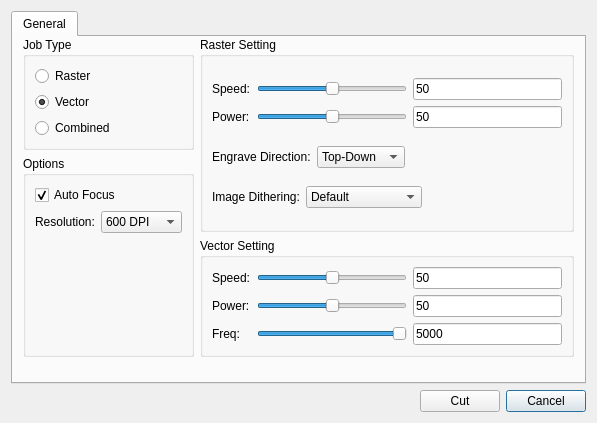
First picture: the form in src/gui/LaserDialog.ui, repository kallaballa/ctrl-cut, before the edit.
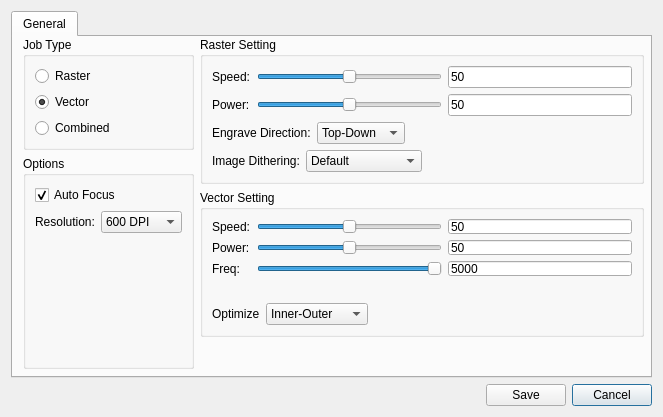
Second picture: the form after the edit.

```diff
--- a/src/gui/LaserDialog.ui
+++ b/src/gui/LaserDialog.ui
@@ -6,8 +6,8 @@
    <rect>
     <x>0</x>
     <y>0</y>
-    <width>597</width>
-    <height>423</height>
+    <width>663</width>
+    <height>417</height>
    </rect>
   </property>
   <property name="windowTitle">
@@ -28,8 +28,8 @@
         <rect>
          <x>10</x>
          <y>0</y>
-         <width>551</width>
-         <height>320</height>
+         <width>621</width>
+         <height>332</height>
         </rect>
        </property>
        <layout class="QGridLayout" name="gridLayout_3">
@@ -239,7 +239,7 @@
           </layout>
          </widget>
         </item>
-        <item row="1" column="0" rowspan="2">
+        <item row="1" column="0" rowspan="3">
          <widget class="QGroupBox" name="groupBox_4">
           <property name="title">
            <string>Options</string>
@@ -319,8 +319,8 @@
           <property name="title">
            <string>Vector Setting</string>
           </property>
-          <layout class="QVBoxLayout" name="verticalLayout_2">
-           <item>
+          <layout class="QFormLayout" name="formLayout">
+           <item row="0" column="0" colspan="2">
             <layout class="QGridLayout" name="gridLayout">
              <item row="0" column="0">
               <widget class="QLabel" name="label_5">
@@ -411,6 +411,52 @@
              </item>
             </layout>
            </item>
+           <item row="1" column="0" colspan="2">
+            <layout class="QHBoxLayout" name="horizontalLayout_5">
+             <item>
+              <widget class="QLabel" name="label_9">
+               <property name="text">
+                <string>Optimize</string>
+               </property>
+              </widget>
+             </item>
+             <item>
+              <widget class="QComboBox" name="cutOptimize">
+               <property name="currentIndex">
+                <number>1</number>
+               </property>
+               <item>
+                <property name="text">
+                 <string>Simple</string>
+                </property>
+               </item>
+               <item>
+                <property name="text">
+                 <string>Inner-Outer</string>
+                </property>
+               </item>
+               <item>
+                <property name="text">
+                 <string>Shortest Path</string>
+                </property>
+               </item>            
+              </widget>
+             </item>
+             <item>
+              <spacer name="horizontalSpacer_4">
+               <property name="orientation">
+                <enum>Qt::Horizontal</enum>
+               </property>
+               <property name="sizeHint" stdset="0">
+                <size>
+                 <width>40</width>
+                 <height>20</height>
+                </size>
+               </property>
+              </spacer>
+             </item>
+            </layout>
+           </item>
           </layout>
          </widget>
         </item>
@@ -437,7 +483,7 @@
      <item>
       <widget class="QPushButton" name="cutButton">
        <property name="text">
-        <string>Cut</string>
+        <string>Save</string>
        </property>
       </widget>
      </item>
```
